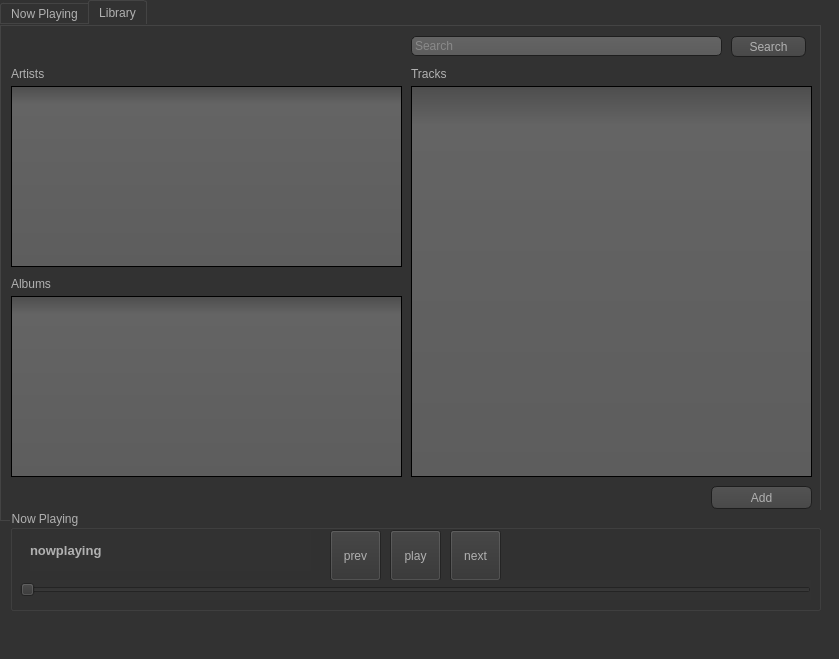
This is ui1.ui in nightfire8199/project-hermes as Qt 5 draws it before an edit. The edited form follows.
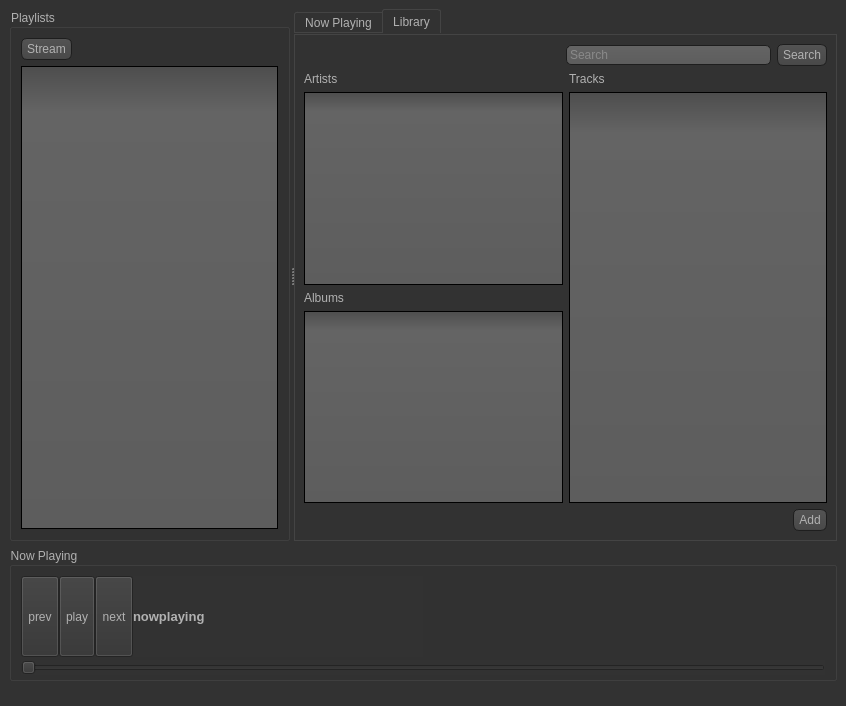
This is the edited form. The open tabs and pages were chosen to show the change. Icons and pictures are not drawn.

The edit to the form file:
```diff
--- a/ui1.ui
+++ b/ui1.ui
@@ -6,10 +6,16 @@
    <rect>
     <x>0</x>
     <y>0</y>
-    <width>839</width>
-    <height>659</height>
+    <width>846</width>
+    <height>706</height>
    </rect>
   </property>
+  <property name="sizePolicy">
+   <sizepolicy hsizetype="Preferred" vsizetype="Preferred">
+    <horstretch>0</horstretch>
+    <verstretch>0</verstretch>
+   </sizepolicy>
+  </property>
   <property name="windowTitle">
    <string>Project-Hermes</string>
   </property>
@@ -475,14 +481,113 @@
 }</string>
   </property>
   <widget class="QWidget" name="centralwidget">
+   <property name="sizePolicy">
+    <sizepolicy hsizetype="Preferred" vsizetype="Preferred">
+     <horstretch>0</horstretch>
+     <verstretch>0</verstretch>
+    </sizepolicy>
+   </property>
+   <layout class="QGridLayout" name="gridLayout_6">
+    <property name="bottomMargin">
+     <number>3</number>
+    </property>
+    <item row="0" column="0">
+     <layout class="QVBoxLayout" name="verticalLayout_3">
+      <item>
+       <widget class="QSplitter" name="splitter">
+        <property name="sizePolicy">
+         <sizepolicy hsizetype="MinimumExpanding" vsizetype="Expanding">
+          <horstretch>0</horstretch>
+          <verstretch>0</verstretch>
+         </sizepolicy>
+        </property>
+        <property name="minimumSize">
+         <size>
+          <width>0</width>
+          <height>0</height>
+         </size>
+        </property>
+        <property name="frameShape">
+         <enum>QFrame::NoFrame</enum>
+        </property>
+        <property name="frameShadow">
+         <enum>QFrame::Plain</enum>
+        </property>
+        <property name="orientation">
+         <enum>Qt::Horizontal</enum>
+        </property>
+        <property name="childrenCollapsible">
+         <bool>false</bool>
+        </property>
+        <widget class="QGroupBox" name="groupBox_2">
+         <property name="sizePolicy">
+          <sizepolicy hsizetype="Expanding" vsizetype="Preferred">
+           <horstretch>0</horstretch>
+           <verstretch>0</verstretch>
+          </sizepolicy>
+         </property>
+         <property name="title">
+          <string>Playlists</string>
+         </property>
+         <layout class="QGridLayout" name="gridLayout_4">
+          <item row="0" column="0">
+           <layout class="QVBoxLayout" name="verticalLayout_4">
+            <item>
+             <layout class="QHBoxLayout" name="horizontalLayout_8">
+              <item>
+               <widget class="QPushButton" name="streamB">
+                <property name="sizePolicy">
+                 <sizepolicy hsizetype="Preferred" vsizetype="Fixed">
+                  <horstretch>0</horstretch>
+                  <verstretch>0</verstretch>
+                 </sizepolicy>
+                </property>
+                <property name="text">
+                 <string>Stream</string>
+                </property>
+               </widget>
+              </item>
+              <item>
+               <spacer name="horizontalSpacer_5">
+                <property name="sizePolicy">
+                 <sizepolicy hsizetype="Preferred" vsizetype="Minimum">
+                  <horstretch>0</horstretch>
+                  <verstretch>0</verstretch>
+                 </sizepolicy>
+                </property>
+                <property name="orientation">
+                 <enum>Qt::Horizontal</enum>
+                </property>
+                <property name="sizeHint" stdset="0">
+                 <size>
+                  <width>40</width>
+                  <height>20</height>
+                 </size>
+                </property>
+               </spacer>
+              </item>
+             </layout>
+            </item>
+            <item>
+             <widget class="QListWidget" name="playlists">
+              <property name="minimumSize">
+               <size>
+                <width>250</width>
+                <height>0</height>
+               </size>
+              </property>
+             </widget>
+            </item>
+           </layout>
+          </item>
+         </layout>
+        </widget>
    <widget class="QTabWidget" name="tabWidget">
-    <property name="geometry">
-     <rect>
-      <x>0</x>
-      <y>0</y>
-      <width>821</width>
-      <height>521</height>
-     </rect>
+         <property name="sizePolicy">
+          <sizepolicy hsizetype="Expanding" vsizetype="Fixed">
+           <horstretch>0</horstretch>
+           <verstretch>0</verstretch>
+          </sizepolicy>
     </property>
     <property name="currentIndex">
      <number>0</number>
@@ -555,181 +660,218 @@
      <attribute name="title">
       <string>Library</string>
      </attribute>
-     <widget class="QListWidget" name="searchResults_Art">
-      <property name="geometry">
-       <rect>
-        <x>10</x>
-        <y>60</y>
-        <width>391</width>
-        <height>181</height>
-       </rect>
-      </property>
-     </widget>
-     <widget class="QListWidget" name="searchResults_Alb">
-      <property name="geometry">
-       <rect>
-        <x>10</x>
-        <y>270</y>
-        <width>391</width>
-        <height>181</height>
-       </rect>
-      </property>
-     </widget>
-     <widget class="QListWidget" name="searchResults_Tra">
-      <property name="geometry">
-       <rect>
-        <x>410</x>
-        <y>60</y>
-        <width>401</width>
-        <height>391</height>
-       </rect>
-      </property>
-     </widget>
+          <layout class="QGridLayout" name="gridLayout_2">
+           <item row="0" column="0" colspan="2">
+            <layout class="QHBoxLayout" name="horizontalLayout_3">
+             <item>
+              <spacer name="horizontalSpacer_2">
+               <property name="orientation">
+                <enum>Qt::Horizontal</enum>
+               </property>
+               <property name="sizeHint" stdset="0">
+                <size>
+                 <width>40</width>
+                 <height>20</height>
+                </size>
+               </property>
+              </spacer>
+             </item>
+             <item>
+              <layout class="QHBoxLayout" name="horizontalLayout_2">
+               <item>
+                <widget class="QLineEdit" name="searchBox">
+                 <property name="inputMask">
+                  <string/>
+                 </property>
+                 <property name="text">
+                  <string/>
+                 </property>
+                 <property name="placeholderText">
+                  <string>Search</string>
+                 </property>
+                </widget>
+               </item>
+               <item>
+                <widget class="QPushButton" name="searchButton">
+                 <property name="text">
+                  <string>Search</string>
+                 </property>
+                </widget>
+               </item>
+              </layout>
+             </item>
+            </layout>
+           </item>
+           <item row="1" column="0">
+            <layout class="QVBoxLayout" name="verticalLayout">
+             <item>
      <widget class="QLabel" name="label_4">
-      <property name="geometry">
-       <rect>
-        <x>10</x>
-        <y>40</y>
-        <width>57</width>
-        <height>15</height>
-       </rect>
-      </property>
       <property name="text">
        <string>Artists</string>
       </property>
      </widget>
+             </item>
+             <item>
+              <widget class="QListWidget" name="searchResults_Art"/>
+             </item>
+             <item>
      <widget class="QLabel" name="label_3">
-      <property name="geometry">
-       <rect>
-        <x>10</x>
-        <y>250</y>
-        <width>57</width>
-        <height>15</height>
-       </rect>
-      </property>
       <property name="text">
        <string>Albums</string>
       </property>
      </widget>
+             </item>
+             <item>
+              <widget class="QListWidget" name="searchResults_Alb"/>
+             </item>
+            </layout>
+           </item>
+           <item row="1" column="1">
+            <layout class="QVBoxLayout" name="verticalLayout_2">
+             <item>
      <widget class="QLabel" name="label_2">
-      <property name="geometry">
-       <rect>
-        <x>410</x>
-        <y>40</y>
-        <width>57</width>
-        <height>15</height>
-       </rect>
-      </property>
       <property name="text">
        <string>Tracks</string>
       </property>
      </widget>
+             </item>
+             <item>
+              <widget class="QListWidget" name="searchResults_Tra"/>
+             </item>
+            </layout>
+           </item>
+           <item row="2" column="0" colspan="2">
+            <layout class="QHBoxLayout" name="horizontalLayout_4">
+             <item>
+              <spacer name="horizontalSpacer_3">
+               <property name="orientation">
+                <enum>Qt::Horizontal</enum>
+               </property>
+               <property name="sizeHint" stdset="0">
+                <size>
+                 <width>40</width>
+                 <height>20</height>
+                </size>
+               </property>
+              </spacer>
+             </item>
+             <item>
      <widget class="QPushButton" name="addButton">
-      <property name="geometry">
-       <rect>
-        <x>710</x>
-        <y>460</y>
-        <width>101</width>
-        <height>23</height>
-       </rect>
+               <property name="sizePolicy">
+                <sizepolicy hsizetype="Minimum" vsizetype="Fixed">
+                 <horstretch>0</horstretch>
+                 <verstretch>0</verstretch>
+                </sizepolicy>
       </property>
       <property name="text">
        <string>Add</string>
       </property>
      </widget>
-     <widget class="QLineEdit" name="searchBox">
-      <property name="geometry">
-       <rect>
-        <x>410</x>
-        <y>10</y>
-        <width>311</width>
-        <height>20</height>
-       </rect>
-      </property>
-      <property name="inputMask">
-       <string/>
-      </property>
-      <property name="text">
-       <string/>
-      </property>
-      <property name="placeholderText">
-       <string>Search</string>
-      </property>
-     </widget>
-     <widget class="QPushButton" name="searchButton">
-      <property name="geometry">
-       <rect>
-        <x>730</x>
-        <y>10</y>
-        <width>75</width>
-        <height>21</height>
-       </rect>
-      </property>
-      <property name="text">
-       <string>Search</string>
-      </property>
-     </widget>
-    </widget>
-   </widget>
+             </item>
+            </layout>
+           </item>
+          </layout>
+         </widget>
+        </widget>
+       </widget>
+      </item>
+      <item>
    <widget class="QGroupBox" name="groupBox">
-    <property name="geometry">
-     <rect>
-      <x>10</x>
-      <y>510</y>
-      <width>811</width>
-      <height>101</height>
-     </rect>
+        <property name="sizePolicy">
+         <sizepolicy hsizetype="Expanding" vsizetype="Expanding">
+          <horstretch>0</horstretch>
+          <verstretch>0</verstretch>
+         </sizepolicy>
     </property>
     <property name="title">
      <string>Now Playing</string>
     </property>
-    <widget class="QToolButton" name="playpauseButton">
-     <property name="geometry">
-      <rect>
-       <x>380</x>
-       <y>20</y>
-       <width>51</width>
-       <height>51</height>
-      </rect>
-     </property>
-     <property name="text">
-      <string>play</string>
-     </property>
-    </widget>
+        <layout class="QGridLayout" name="gridLayout_5">
+         <property name="bottomMargin">
+          <number>3</number>
+         </property>
+         <property name="verticalSpacing">
+          <number>3</number>
+         </property>
+         <item row="0" column="0">
+          <layout class="QHBoxLayout" name="horizontalLayout_7">
+           <item>
+            <layout class="QHBoxLayout" name="horizontalLayout_6">
+             <item>
+              <layout class="QHBoxLayout" name="horizontalLayout_5">
+               <property name="sizeConstraint">
+                <enum>QLayout::SetFixedSize</enum>
+               </property>
+               <item>
     <widget class="QToolButton" name="prevButton">
-     <property name="geometry">
-      <rect>
-       <x>320</x>
-       <y>20</y>
-       <width>51</width>
-       <height>51</height>
-      </rect>
+                 <property name="sizePolicy">
+                  <sizepolicy hsizetype="Preferred" vsizetype="Preferred">
+                   <horstretch>0</horstretch>
+                   <verstretch>0</verstretch>
+                  </sizepolicy>
      </property>
      <property name="text">
       <string>prev</string>
      </property>
-    </widget>
+                 <property name="icon">
+                  <iconset>
+                   <normaloff>assets/prev_white.png</normaloff>assets/prev_white.png</iconset>
+                 </property>
+                </widget>
+               </item>
+               <item>
+                <widget class="QToolButton" name="playpauseButton">
+                 <property name="sizePolicy">
+                  <sizepolicy hsizetype="Preferred" vsizetype="Preferred">
+                   <horstretch>0</horstretch>
+                   <verstretch>0</verstretch>
+                  </sizepolicy>
+                 </property>
+                 <property name="text">
+                  <string>play</string>
+                 </property>
+                 <property name="icon">
+                  <iconset>
+                   <normaloff>assets/play_fill_white.png</normaloff>assets/play_fill_white.png</iconset>
+                 </property>
+                 <property name="iconSize">
+                  <size>
+                   <width>32</width>
+                   <height>32</height>
+                  </size>
+                 </property>
+                </widget>
+               </item>
+               <item>
     <widget class="QToolButton" name="nextButton">
-     <property name="geometry">
-      <rect>
-       <x>440</x>
-       <y>20</y>
-       <width>51</width>
-       <height>51</height>
-      </rect>
+                 <property name="sizePolicy">
+                  <sizepolicy hsizetype="Preferred" vsizetype="Preferred">
+                   <horstretch>0</horstretch>
+                   <verstretch>0</verstretch>
+                  </sizepolicy>
      </property>
      <property name="text">
       <string>next</string>
      </property>
-    </widget>
+                 <property name="icon">
+                  <iconset>
+                   <normaloff>assets/next_white.png</normaloff>assets/next_white.png</iconset>
+                 </property>
+                </widget>
+               </item>
+               <item>
     <widget class="QLabel" name="playingLabel">
-     <property name="geometry">
-      <rect>
-       <x>20</x>
-       <y>20</y>
-       <width>281</width>
-       <height>41</height>
-      </rect>
+                 <property name="sizePolicy">
+                  <sizepolicy hsizetype="Expanding" vsizetype="Preferred">
+                   <horstretch>0</horstretch>
+                   <verstretch>0</verstretch>
+                  </sizepolicy>
+                 </property>
+                 <property name="maximumSize">
+                  <size>
+                   <width>500</width>
+                   <height>16777215</height>
+                  </size>
      </property>
      <property name="font">
       <font>
@@ -742,15 +884,28 @@
       <string>nowplaying</string>
      </property>
     </widget>
+               </item>
+              </layout>
+             </item>
+            </layout>
+           </item>
+           <item>
+            <spacer name="horizontalSpacer_4">
+             <property name="orientation">
+              <enum>Qt::Horizontal</enum>
+             </property>
+             <property name="sizeHint" stdset="0">
+              <size>
+               <width>40</width>
+               <height>20</height>
+              </size>
+             </property>
+            </spacer>
+           </item>
+          </layout>
+         </item>
+         <item row="1" column="0">
     <widget class="QSlider" name="trackSlider">
-     <property name="geometry">
-      <rect>
-       <x>10</x>
-       <y>70</y>
-       <width>791</width>
-       <height>20</height>
-      </rect>
-     </property>
      <property name="maximum">
       <number>100000</number>
      </property>
@@ -758,7 +913,13 @@
       <enum>Qt::Horizontal</enum>
      </property>
     </widget>
-   </widget>
+         </item>
+        </layout>
+       </widget>
+      </item>
+     </layout>
+    </item>
+   </layout>
   </widget>
   <widget class="QMenuBar" name="menubar">
    <property name="geometry">
```
Left out of the diff: 112 changed lines with no effect on the pictures. Lines whose indentation alone changed are shown as unchanged.
